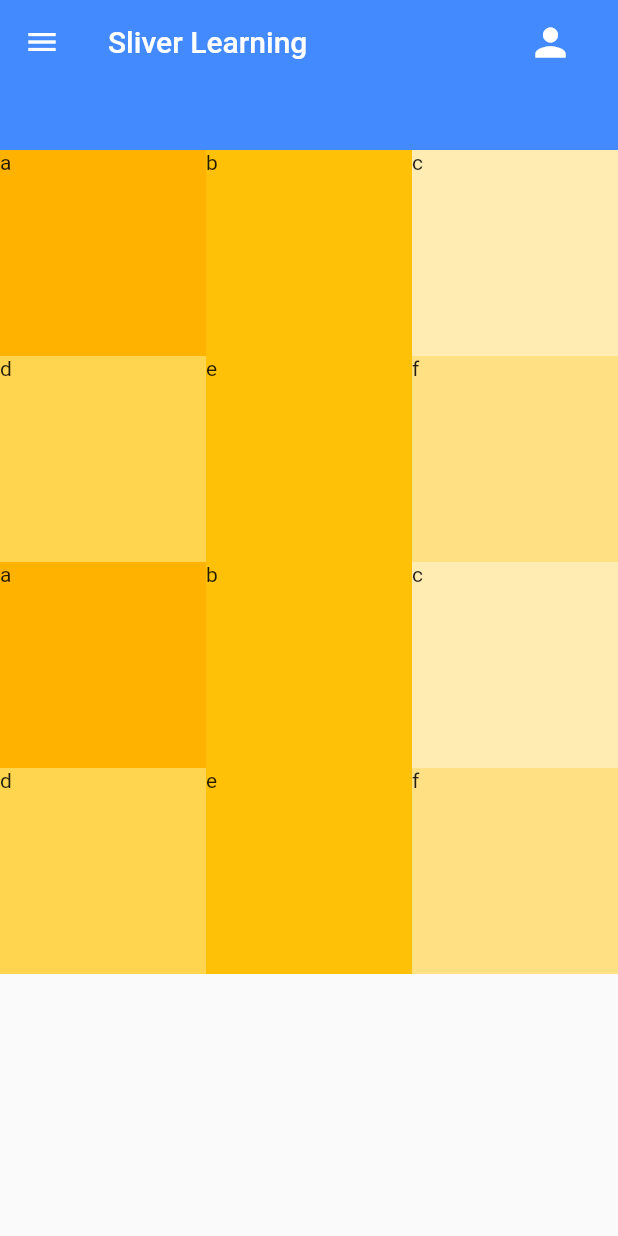
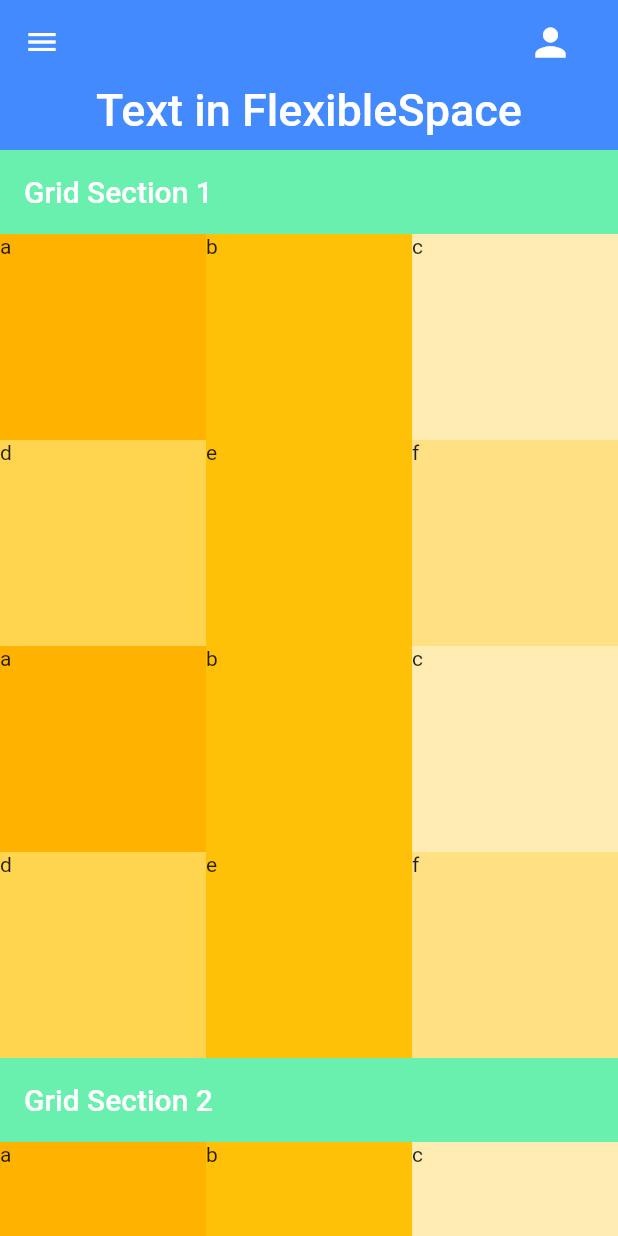
Before and after one commit to ArnabDutta246/flutter-all-basic-learning, a Flutter app: the MyAppStart screen opened directly, on a phone screen of 412 x 824 dp. Run offline on Flutter 3.47's test engine with Material 2 defaults, Android fonts, the phone set to English and light mode, and no system bars.

Commit message:
sliver list and grid view

```diff
--- a/lib/main.dart
+++ b/lib/main.dart
@@ -14,8 +14,8 @@ class MyApp extends StatelessWidget {
       theme: ThemeData(
         primarySwatch: Colors.blue,
       ),
-      // home: MyAppStart(),
-      home: SliverAppbarWithTab(),
+      home: MyAppStart(),
+      // home: SliverAppbarWithTab(),
     );
   }
 }
@@ -31,13 +31,20 @@ class MyAppStart extends StatelessWidget {
         slivers: [
           SliverAppBar(
             leading: Icon(Icons.menu),
-            title: Text('Sliver Learning'),
+            //title: Text('Sliver Learning'),
             backgroundColor: Colors.blueAccent,
+            //collapsedHeight: 150,
             expandedHeight: 100.0,
             elevation: 3.0,
-            floating: true,
-            pinned: true,
-            flexibleSpace: FlexibleSpaceBar(),
+            // floating: true,
+            // pinned: true,
+            flexibleSpace: FlexibleSpaceBar(
+              // background: Image.network(src,
+              // fit: BoxFit.cover,),
+              title: Text('Text in FlexibleSpace'),
+              titlePadding: EdgeInsets.all(10),
+              centerTitle: true,
+            ),
             actions: <Widget>[
               Icon(
                 Icons.person,
@@ -48,7 +55,42 @@ class MyAppStart extends StatelessWidget {
               ),
             ],
           ),
+          SliverAppBar(
+            backgroundColor: Colors.greenAccent,
+            title: Text('Grid Section 1'),
+            expandedHeight: 30,
+            // collapsedHeight: 150,
+            // floating: true,
+            // pinned: true,
+          ),
           gridLayout(),
+          SliverAppBar(
+            backgroundColor: Colors.greenAccent,
+            title: Text('Grid Section 2'),
+            expandedHeight: 30,
+            // collapsedHeight: 150,
+            // floating: true,
+            // pinned: true,
+          ),
+          gridLayout(),
+          SliverAppBar(
+            backgroundColor: Colors.greenAccent,
+            title: Text('Grid Section 3'),
+            expandedHeight: 30,
+            // collapsedHeight: 150,
+            // floating: true,
+            // pinned: true,
+          ),
+          gridLayout(),
+          SliverAppBar(
+            backgroundColor: Colors.greenAccent,
+            title: Text('Sliver List'),
+            expandedHeight: 30,
+            // collapsedHeight: 150,
+            // floating: true,
+            // pinned: true,
+          ),
+          sliverListSection(),
         ],
       ),
     );
@@ -99,6 +141,52 @@ Widget gridLayout() {
             width: 100,
             color: Colors.amber[colorsList[index]],
             child: Text(list[index]),
+          ),
+        );
+      },
+    ),
+  );
+}
+
+Widget sliverListSection() {
+  final List<String> list = [
+    'a',
+    'b',
+    'c',
+    'd',
+    'e',
+    'f',
+    'a',
+    'b',
+    'c',
+    'd',
+    'e',
+    'f'
+  ];
+  final List<int> colorsList = [
+    600,
+    500,
+    100,
+    300,
+    500,
+    200,
+    600,
+    500,
+    100,
+    300,
+    500,
+    200
+  ];
+  return SliverToBoxAdapter(
+    child: ListView.builder(
+      shrinkWrap: true,
+      itemCount: list.length,
+      itemBuilder: (BuildContext context, int index) {
+        return InkWell(
+          onTap: () {},
+          child: Container(
+            height: 100,
+            color: Colors.amber[colorsList[index]],
           ),
         );
       },
```
